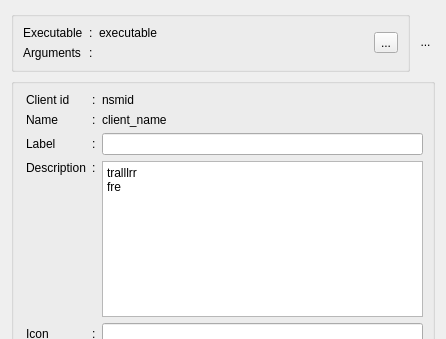
Old version of the form resources/ui/client_properties.ui in the repository Houston4444/RaySession; both pictures show x 0 to 446 and y 0 to 339 of the 446 by 511 pixel window.
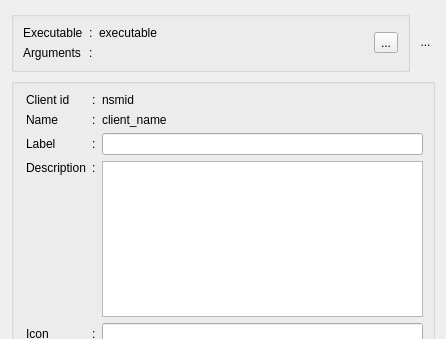
New version of the form. Icons and pictures are not drawn.

Commit message: for client, get description from desktop file, needs reviews

```diff
--- a/resources/ui/client_properties.ui
+++ b/resources/ui/client_properties.ui
@@ -366,8 +366,7 @@
         <item row="3" column="3" colspan="2">
          <widget class="QPlainTextEdit" name="plainTextEditDescription">
           <property name="plainText">
-           <string>tralllrr
-fre</string>
+           <string/>
           </property>
          </widget>
         </item>
```
The commit also changes 2 other files.
